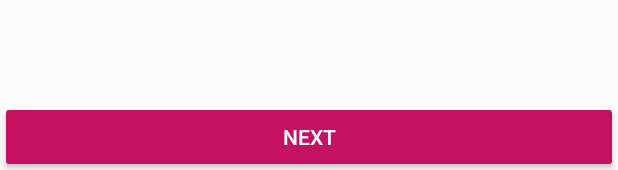
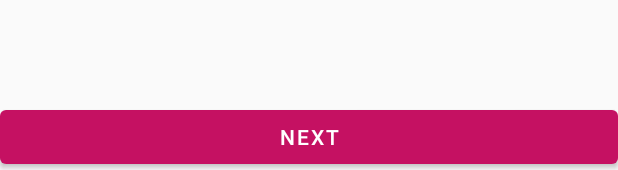
Before and after one commit to MahdiHatami/here-i-am, an Android app: the layout fragment_phone_number.xml on its own in the app's theme, with its tools: preview values and no code run, on a phone screen of 412 x 824 dp. Shown: the part 1063-1233 px from the top of the screen. Run offline under Robolectric (Android 15) with nearby library versions, the phone set to English and light mode, and no system bars.

Commit message:
add material component theme

```diff
--- a/app/build.gradle
+++ b/app/build.gradle
@@ -63,6 +63,7 @@ dependencies {
     implementation 'androidx.appcompat:appcompat:1.1.0'
     implementation 'androidx.core:core-ktx:1.1.0'
     implementation 'androidx.constraintlayout:constraintlayout:1.1.3'
+    implementation 'com.google.android.material:material:1.1.0-beta01'
 
     // architecture component
     implementation "androidx.lifecycle:lifecycle-extensions:$lifecycleVersion"
--- a/app/src/main/AndroidManifest.xml
+++ b/app/src/main/AndroidManifest.xml
@@ -11,7 +11,7 @@
         android:label="@string/app_name"
         android:roundIcon="@mipmap/ic_launcher_round"
         android:supportsRtl="true"
-        android:theme="@style/AppTheme"
+        android:theme="@style/MaterialTheme"
         tools:ignore="AllowBackup,GoogleAppIndexingWarning">
 
         <activity
--- a/app/src/main/res/layout/fragment_phone_number.xml
+++ b/app/src/main/res/layout/fragment_phone_number.xml
@@ -37,10 +37,11 @@
             android:textAlignment="center"
             app:layout_constraintBottom_toTopOf="@+id/btnNext" />
 
-        <Button
+        <com.google.android.material.button.MaterialButton
             android:id="@+id/btnNext"
             android:layout_width="match_parent"
             android:layout_height="wrap_content"
+            style="@style/ShapeAppearance.MaterialComponents.LargeComponent"
             android:text="@string/next"
             android:theme="@style/AppTheme.Button"
             app:layout_constraintBottom_toBottomOf="parent" />
--- a/app/src/main/res/values/colors.xml
+++ b/app/src/main/res/values/colors.xml
@@ -3,6 +3,9 @@
     <color name="colorPrimary">#C51162</color>
     <color name="colorPrimaryDark">#AD1457</color>
     <color name="colorAccent">#C51162</color>>
+
+
+
     <color name="background">#2B292B</color>
     <color name="background800">#424242</color>
     <color name="background900">#212121</color>
--- a/app/src/main/res/values/styles.xml
+++ b/app/src/main/res/values/styles.xml
@@ -8,6 +8,19 @@
         <item name="colorAccent">@color/colorAccent</item>
     </style>
 
+    <style name="MaterialTheme" parent="Theme.MaterialComponents.Light.NoActionBar.Bridge">
+        <!-- Customize your theme here. -->
+        <item name="colorPrimary">@color/colorPrimary</item>
+        <item name="colorPrimaryDark">@color/colorPrimaryDark</item>
+        <item name="colorAccent">@color/colorAccent</item>
+
+        <!-- New Theming attributes -->
+
+        <item name="materialButtonStyle">
+            @style/Widget.MaterialComponents.Button
+        </item>
+    </style>
+
     <style name="AppTheme.Button" parent="Widget.AppCompat.Button.Colored">
         <item name="colorButtonNormal">@color/colorPrimary</item>
         <item name="android:colorButtonNormal">@color/colorPrimary</item>
```
